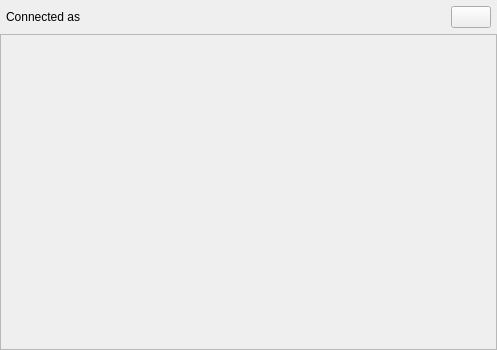
Qt form src/Common/gui/NinjamRoomWindow.ui (elieserdejesus/JamTaba) before a commit.
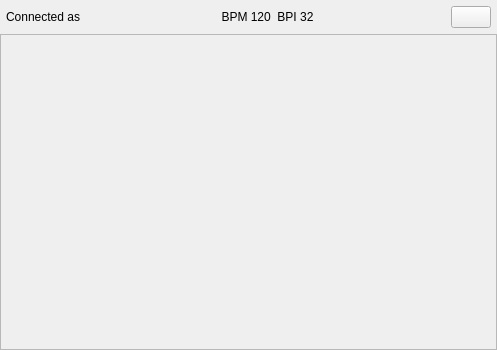
The same form after that commit.

Commit message: Showing bpi and bpm in ninjam window

Patch:
```diff
--- a/src/Common/gui/NinjamRoomWindow.ui
+++ b/src/Common/gui/NinjamRoomWindow.ui
@@ -59,7 +59,7 @@
       <widget class="QLabel" name="labelUserName">
        <property name="sizePolicy">
         <sizepolicy hsizetype="Preferred" vsizetype="Preferred">
-         <horstretch>1</horstretch>
+         <horstretch>0</horstretch>
          <verstretch>0</verstretch>
         </sizepolicy>
        </property>
@@ -68,6 +68,22 @@
        </property>
       </widget>
      </item>
+     <item>
+      <widget class="QLabel" name="labelBpmBpi">
+       <property name="sizePolicy">
+        <sizepolicy hsizetype="Preferred" vsizetype="Preferred">
+         <horstretch>1</horstretch>
+         <verstretch>0</verstretch>
+        </sizepolicy>
+       </property>
+       <property name="text">
+        <string notr="true">BPM 120  BPI 32</string>
+       </property>
+       <property name="alignment">
+        <set>Qt::AlignCenter</set>
+       </property>
+      </widget>
+     </item>
      <item>
       <widget class="QPushButton" name="licenceButton">
        <property name="sizePolicy">
```
The commit also changes 3 other files.
